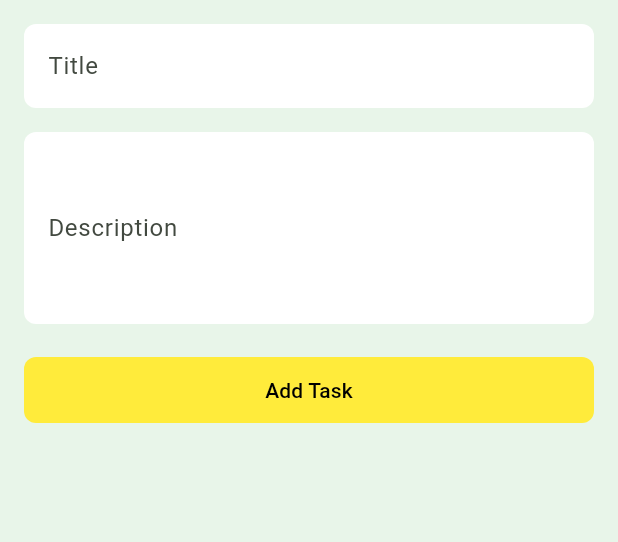
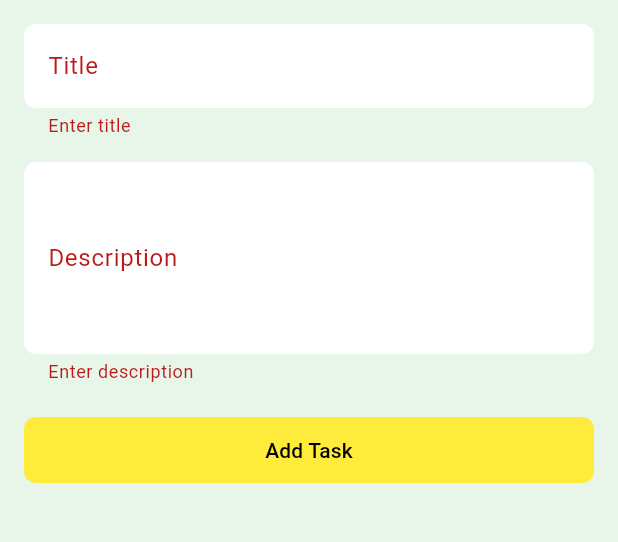
Before and after one commit to Shishir707/Flutter-Bonus-Assignment--M.M_Sajjatul_Islam--2222208---02, a Flutter app: the AddTask screen opened directly, after a tap on "Add Task", on a phone screen of 412 x 824 dp, the part 84-626 px from its top. Run offline on Flutter 3.47's test engine with Material 3 defaults, Android fonts, the phone set to English and light mode, and no system bars; our stand-ins replace cloud_firestore, firebase_core; accounts and stored records are empty.

```diff
--- a/lib/add_task.dart
+++ b/lib/add_task.dart
@@ -1,4 +1,5 @@
 import 'package:bonus_assignment/widgets/appbar.dart';
+import 'package:cloud_firestore/cloud_firestore.dart';
 import 'package:flutter/material.dart';
 
 class AddTask extends StatefulWidget {
@@ -9,11 +10,12 @@ class AddTask extends StatefulWidget {
 }
 
 class _AddTaskState extends State<AddTask> {
-  final TextEditingController _tittleController = TextEditingController();
-
+  final TextEditingController _titleController = TextEditingController();
   final TextEditingController _descriptionController = TextEditingController();
 
   final GlobalKey<FormState> _formKey = GlobalKey<FormState>();
+
+  final FirebaseFirestore _firestore = FirebaseFirestore.instance;
 
   @override
   Widget build(BuildContext context) {
@@ -25,23 +27,28 @@ class _AddTaskState extends State<AddTask> {
           key: _formKey,
           child: Column(
             children: [
-              TextField(
-                controller: _tittleController,
+              // Title
+              TextFormField(
+                controller: _titleController,
                 decoration: InputDecoration(
                   labelText: "Title",
                   border: OutlineInputBorder(),
                 ),
+                validator: (value) =>
+                    value == null || value.isEmpty ? "Enter title" : null,
               ),
 
               SizedBox(height: 16),
 
-              TextField(
+              TextFormField(
                 controller: _descriptionController,
                 maxLines: 4,
                 decoration: InputDecoration(
                   labelText: "Description",
                   border: OutlineInputBorder(),
                 ),
+                validator: (value) =>
+                    value == null || value.isEmpty ? "Enter description" : null,
               ),
 
               SizedBox(height: 20),
@@ -50,7 +57,7 @@ class _AddTaskState extends State<AddTask> {
                 width: double.infinity,
                 child: FilledButton(
                   onPressed: addTask,
-                  child: Text("Add Task"),
+                  child: const Text("Add Task"),
                 ),
               ),
             ],
@@ -67,23 +74,22 @@ class _AddTaskState extends State<AddTask> {
   }
 
   Future<void> createTask() async {
-    setState(() {});
+    await _firestore.collection("task").add({
+      "title": _titleController.text.trim(),
+      "description": _descriptionController.text.trim(),
+      "createdAt": DateTime.now().toIso8601String(),
+    });
 
-    Map<String, dynamic> requestBody = {
-      "title": _tittleController.text.trim(),
-      "description": _descriptionController.text.trim(),
-    };
+    _titleController.clear();
+    _descriptionController.clear();
 
-    Future<void> clearController() async {
-      _tittleController.clear();
-      _descriptionController.clear();
-    }
+    Navigator.pop(context);
+  }
 
-    @override
-    void dispose() {
-      _tittleController.dispose();
-      _descriptionController.dispose();
-      super.dispose();
-    }
+  @override
+  void dispose() {
+    _titleController.dispose();
+    _descriptionController.dispose();
+    super.dispose();
   }
 }
--- a/lib/model_class.dart
+++ b/lib/model_class.dart
@@ -1,5 +1,5 @@
 class TaskModel {
-  final int id;
+  final String id;
   final String title;
   final String description;
   final DateTime? createdAt;
@@ -11,9 +11,9 @@ class TaskModel {
     this.createdAt,
   });
 
-  factory TaskModel.fromJson(Map<String, dynamic> jsonData) {
+  factory TaskModel.fromJson(Map<String, dynamic> jsonData, String docId) {
     return TaskModel(
-      id: jsonData['id'],
+      id: docId,
       title: jsonData['title'],
       description: jsonData['description'],
       createdAt: jsonData['createdAt'] != null
```
Also changed, not shown: lib/task_manager.dart (+16 -8 lines).
